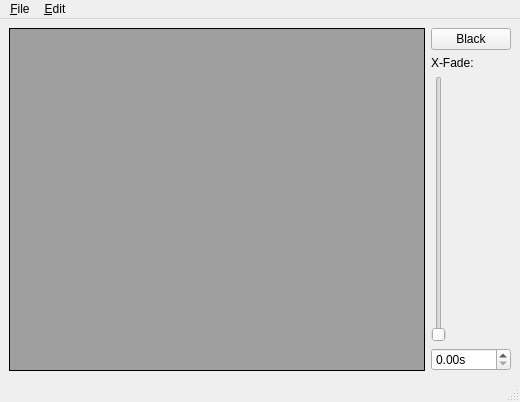
This is src/glvidtex/DirectorWindow.ui in google-code-export/dviz as Qt 5 draws it before an edit. The edited form follows.
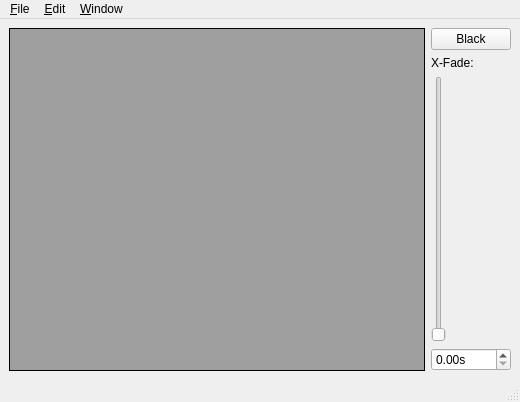
This is the edited form.

Commit message: Lots of work at reducing both CPU usage on Director end, latency over the wire, and bandwidth used for transmitting a 320x240 frame at 20fps - now down to ~55ms latency with 3.1Mb/sec. Transmits as 16bit image. Changed default transmission size in VideoSender.cpp to 240x180 from 160x120. Disabled upscaling in VideoReceiver back to original size before transmit downscale.

What changed in the file:
```diff
--- a/src/glvidtex/DirectorWindow.ui
+++ b/src/glvidtex/DirectorWindow.ui
@@ -103,8 +103,14 @@
     <addaction name="actionAdd_Video_Player"/>
     <addaction name="actionAdd_Overlay"/>
    </widget>
+   <widget class="QMenu" name="menuWindow">
+    <property name="title">
+     <string>&amp;Window</string>
+    </property>
+   </widget>
    <addaction name="menuFile"/>
    <addaction name="menuEdit"/>
+   <addaction name="menuWindow"/>
   </widget>
   <widget class="QStatusBar" name="statusbar"/>
   <action name="actionOpen_Collection">
```
Left out of the diff: 24 changed lines with no effect on the pictures. The commit also changes 11 other files.
